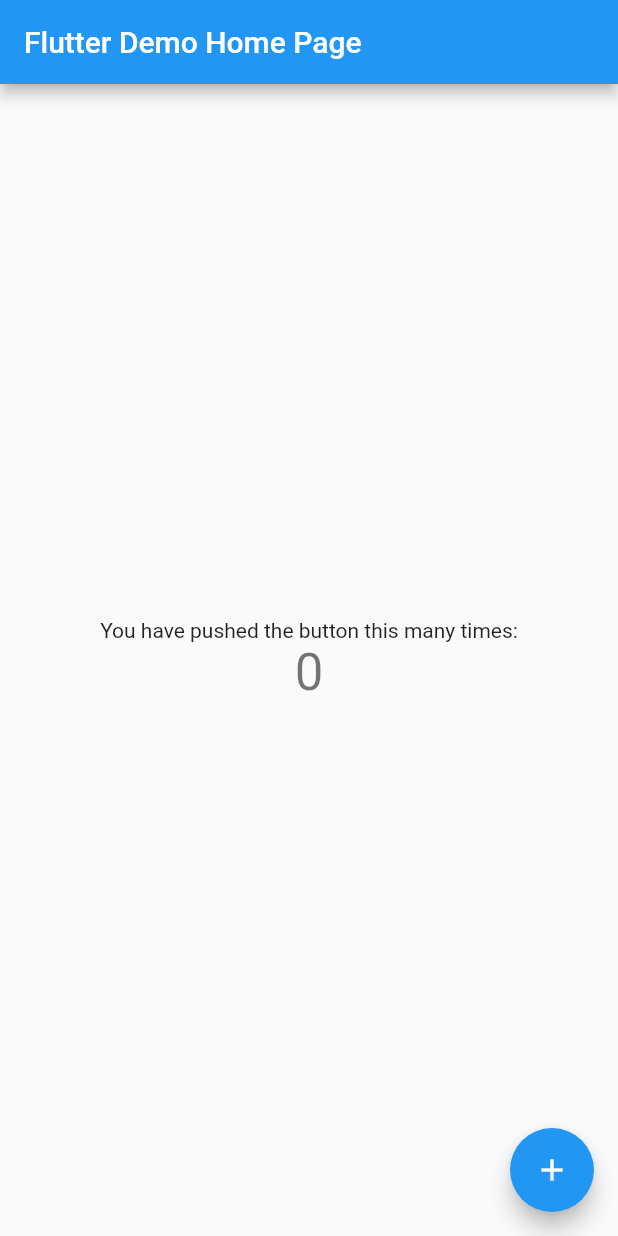
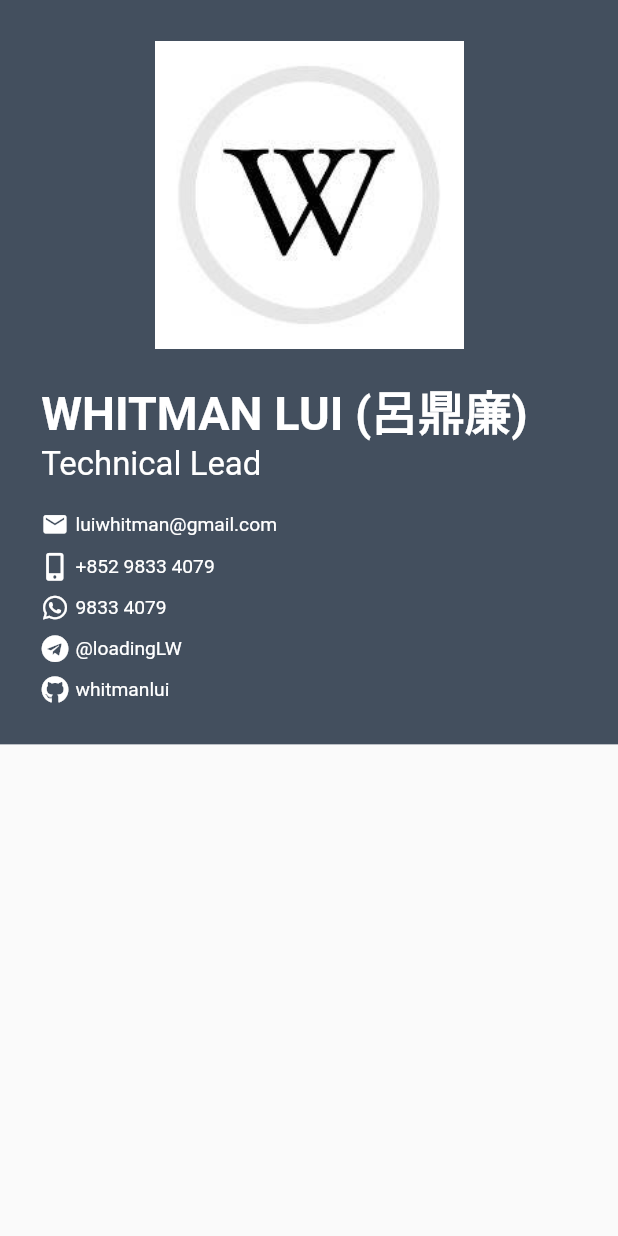
Before and after one commit to whitmanlui/resume, a Flutter app: the screen it shows after launch, on a phone screen of 412 x 824 dp. Run offline on Flutter 3.47's test engine with Material 2 defaults, Android fonts, the phone set to English and light mode, and no system bars; our stand-ins replace font_awesome_flutter, responsive_framework.

Commit message:
add header

```diff
--- /dev/null
+++ b/lib/home_screen.dart
@@ -0,0 +1,25 @@
+import 'package:flutter/material.dart';
+import 'package:resume_flutter/widgets/header.dart';
+
+class HomePage extends StatefulWidget {
+  HomePage() : super();
+
+  @override
+  _HomePageState createState() => _HomePageState();
+}
+
+class _HomePageState extends State<HomePage> {
+  @override
+  Widget build(BuildContext context) {
+    return Scaffold(
+      body: SingleChildScrollView(
+        child: Column(
+          mainAxisAlignment: MainAxisAlignment.center,
+          children: [
+            Header(),
+          ],
+        ),
+      ),
+    );
+  }
+}
--- a/lib/main.dart
+++ b/lib/main.dart
@@ -1,4 +1,6 @@
 import 'package:flutter/material.dart';
+import 'package:responsive_framework/responsive_framework.dart';
+import 'package:resume_flutter/home_screen.dart';
 
 void main() {
   runApp(MyApp());
@@ -9,105 +11,39 @@
   @override
   Widget build(BuildContext context) {
     return MaterialApp(
-      title: 'Flutter Demo',
+      builder: (context, widget) => ResponsiveWrapper.builder(
+        BouncingScrollWrapper.builder(context, widget!),
+        // maxWidth: 1200,
+        maxWidth: 1024,
+        minWidth: 450,
+        defaultScale: true,
+        breakpoints: [
+          ResponsiveBreakpoint.resize(450, name: MOBILE),
+          ResponsiveBreakpoint.autoScale(800, name: TABLET),
+          ResponsiveBreakpoint.autoScale(1000, name: TABLET),
+          ResponsiveBreakpoint.resize(1200, name: DESKTOP),
+          ResponsiveBreakpoint.autoScale(2460, name: "4K"),
+        ],
+        background: Container(
+          color: Color(0xFFF5F5F5),
+        ),
+      ),
+      title: 'Whitman Lui`s Online Resume',
       theme: ThemeData(
-        // This is the theme of your application.
-        //
-        // Try running your application with "flutter run". You'll see the
-        // application has a blue toolbar. Then, without quitting the app, try
-        // changing the primarySwatch below to Colors.green and then invoke
-        // "hot reload" (press "r" in the console where you ran "flutter run",
-        // or simply save your changes to "hot reload" in a Flutter IDE).
-        // Notice that the counter didn't reset back to zero; the application
-        // is not restarted.
-        primarySwatch: Colors.blue,
-      ),
-      home: MyHomePage(title: 'Flutter Demo Home Page'),
+          primaryColor: Color(0xff434f5e),
+          textTheme: TextTheme(
+            headline4: TextStyle(
+              color: Colors.white,
+              fontWeight: FontWeight.bold,
+            ),
+            headline5: TextStyle(
+              color: Colors.white,
+            ),
+            bodyText2: TextStyle(
+              color: Colors.white,
+            ),
+          )),
+      home: HomePage(),
     );
   }
 }
-
-class MyHomePage extends StatefulWidget {
-  MyHomePage({Key? key, required this.title}) : super(key: key);
-
-  // This widget is the home page of your application. It is stateful, meaning
-  // that it has a State object (defined below) that contains fields that affect
-  // how it looks.
-
-  // This class is the configuration for the state. It holds the values (in this
-  // case the title) provided by the parent (in this case the App widget) and
-  // used by the build method of the State. Fields in a Widget subclass are
-  // always marked "final".
-
-  final String title;
-
-  @override
-  _MyHomePageState createState() => _MyHomePageState();
-}
-
-class _MyHomePageState extends State<MyHomePage> {
-  int _counter = 0;
-
-  void _incrementCounter() {
-    setState(() {
-      // This call to setState tells the Flutter framework that something has
-      // changed in this State, which causes it to rerun the build method below
-      // so that the display can reflect the updated values. If we changed
-      // _counter without calling setState(), then the build method would not be
-      // called again, and so nothing would appear to happen.
-      _counter++;
-    });
-  }
-
-  @override
-  Widget build(BuildContext context) {
-    // This method is rerun every time setState is called, for instance as done
-    // by the _incrementCounter method above.
-    //
-    // The Flutter framework has been optimized to make rerunning build methods
-    // fast, so that you can just rebuild anything that needs updating rather
-    // than having to individually change instances of widgets.
-    return Scaffold(
-      appBar: AppBar(
-        // Here we take the value from the MyHomePage object that was created by
-        // the App.build method, and use it to set our appbar title.
-        title: Text(widget.title),
-      ),
-      body: Center(
-        // Center is a layout widget. It takes a single child and positions it
-        // in the middle of the parent.
-        child: Column(
-          // Column is also a layout widget. It takes a list of children and
-          // arranges them vertically. By default, it sizes itself to fit its
-          // children horizontally, and tries to be as tall as its parent.
-          //
-          // Invoke "debug painting" (press "p" in the console, choose the
-          // "Toggle Debug Paint" action from the Flutter Inspector in Android
-          // Studio, or the "Toggle Debug Paint" command in Visual Studio Code)
-          // to see the wireframe for each widget.
-          //
-          // Column has various properties to control how it sizes itself and
-          // how it positions its children. Here we use mainAxisAlignment to
-          // center the children vertically; the main axis here is the vertical
-          // axis because Columns are vertical (the cross axis would be
-          // horizontal).
-          mainAxisAlignment: MainAxisAlignment.center,
-          children: <Widget>[
-            Text(
-              'You have pushed the button this many times:',
-            ),
-            Text(
-              '$_counter',
-              style: Theme.of(context).textTheme.headline4,
-            ),
-          ],
-        ),
-      ),
-      floatingActionButton: FloatingActionButton(
-        onPressed: _incrementCounter,
-        tooltip: 'Increment',
-        child: Icon(Icons.add),
-      ), // This trailing comma makes auto-formatting nicer for build methods.
-    );
-  }
-}
--- /dev/null
+++ b/lib/responsive.dart
@@ -0,0 +1,42 @@
+import 'package:flutter/material.dart';
+
+class Responsive extends StatelessWidget {
+  final Widget mobile;
+  final Widget? mobileLarge;
+  final Widget? tablet;
+  final Widget desktop;
+
+  const Responsive({
+    Key? key,
+    required this.mobile,
+    this.tablet,
+    required this.desktop,
+    this.mobileLarge,
+  }) : super(key: key);
+
+  static bool isMobile(BuildContext context) =>
+      MediaQuery.of(context).size.width <= 500;
+
+  static bool isMobileLarge(BuildContext context) =>
+      MediaQuery.of(context).size.width <= 700;
+
+  static bool isTablet(BuildContext context) =>
+      MediaQuery.of(context).size.width < 1024;
+
+  static bool isDesktop(BuildContext context) =>
+      MediaQuery.of(context).size.width >= 1024;
+
+  @override
+  Widget build(BuildContext context) {
+    final Size _size = MediaQuery.of(context).size;
+    if (_size.width >= 1024) {
+      return desktop;
+    } else if (_size.width >= 700 && tablet != null) {
+      return tablet!;
+    } else if (_size.width >= 500 && mobileLarge != null) {
+      return mobileLarge!;
+    } else {
+      return mobile;
+    }
+  }
+}
--- /dev/null
+++ b/lib/widgets/header.dart
@@ -0,0 +1,173 @@
+import 'package:flutter/material.dart';
+import 'package:font_awesome_flutter/font_awesome_flutter.dart';
+import 'package:resume_flutter/responsive.dart';
+
+class Header extends StatefulWidget {
+  Header() : super();
+
+  @override
+  _HeaderState createState() => _HeaderState();
+}
+
+class _HeaderState extends State<Header> {
+  String _name = 'WHITMAN LUI (呂鼎廉)';
+  String _title = 'Technical Lead';
+  String _email = 'luiwhitman@gmail.com';
+  String _phoneNo = '+852 9833 4079';
+
+  @override
+  Widget build(BuildContext context) {
+    return Row(
+      crossAxisAlignment: CrossAxisAlignment.start,
+      children: [
+        if (!Responsive.isMobileLarge(context)) Logo(),
+        Expanded(
+          child: Container(
+            color: Theme.of(context).primaryColor,
+            padding: const EdgeInsets.all(30),
+            child: Row(
+              children: [
+                Expanded(
+                  flex: 2,
+                  child: Column(
+                    crossAxisAlignment: CrossAxisAlignment.start,
+                    children: [
+                      if (Responsive.isMobileLarge(context)) ...[
+                        Center(
+                          child: Logo(),
+                        ),
+                        const SizedBox(height: 20),
+                      ],
+                      Text(
+                        _name,
+                        style: Theme.of(context).textTheme.headline4,
+                      ),
+                      Text(
+                        _title,
+                        style: Theme.of(context).textTheme.headline5,
+                      ),
+                      const SizedBox(height: 20),
+                      Row(
+                        children: [
+                          Container(
+                            alignment: Alignment.center,
+                            width: 20,
+                            child: Icon(
+                              Icons.email,
+                              color: Colors.white,
+                              size: 20,
+                            ),
+                          ),
+                          const SizedBox(width: 5),
+                          Text(_email),
+                        ],
+                      ),
+                      const SizedBox(height: 10),
+                      Row(
+                        children: [
+                          Container(
+                            alignment: Alignment.center,
+                            width: 20,
+                            child: FaIcon(
+                              FontAwesomeIcons.mobileAlt,
+                              color: Colors.white,
+                              size: 20,
+                            ),
+                          ),
+                          const SizedBox(width: 5),
+                          Text(_phoneNo),
+                        ],
+                      ),
+                      if (Responsive.isMobileLarge(context)) ...[
+                        const SizedBox(height: 10),
+                        ContextBlock(),
+                      ]
+                    ],
+                  ),
+                ),
+                if (!Responsive.isMobileLarge(context)) ContextBlock(),
+              ],
+            ),
+          ),
+        ),
+      ],
+    );
+  }
+}
+
+class Logo extends StatelessWidget {
+  Logo();
+
+  @override
+  Widget build(BuildContext context) {
+    return Container(
+      child: Image(
+        image: AssetImage('assets/images/logo.jpeg'),
+      ),
+    );
+  }
+}
+
+class ContextBlock extends StatelessWidget {
+  ContextBlock();
+
+  final String _whatsapp = '9833 4079';
+  final String _telegram = '@loadingLW';
+  final String _github = 'whitmanlui';
+
+  @override
+  Widget build(BuildContext context) {
+    return Column(
+      crossAxisAlignment: CrossAxisAlignment.start,
+      children: [
+        Row(
+          children: [
+            Container(
+              alignment: Alignment.center,
+              width: 20,
+              child: FaIcon(
+                FontAwesomeIcons.whatsapp,
+                color: Colors.white,
+                size: 20,
+              ),
+            ),
+            const SizedBox(width: 5),
+            Text(_whatsapp),
+          ],
+        ),
+        const SizedBox(height: 10),
+        Row(
+          children: [
+            Container(
+              alignment: Alignment.center,
+              width: 20,
+              child: FaIcon(
+                FontAwesomeIcons.telegram,
+                color: Colors.white,
+                size: 20,
+              ),
+            ),
+            const SizedBox(width: 5),
+            Text(_telegram),
+          ],
+        ),
+        const SizedBox(height: 10),
+        Row(
+          children: [
+            Container(
+              alignment: Alignment.center,
+              width: 20,
+              child: FaIcon(
+                FontAwesomeIcons.github,
+                color: Colors.white,
+                size: 20,
+              ),
+            ),
+            const SizedBox(width: 5),
+            Text(_github),
+          ],
+        ),
+      ],
+    );
+  }
+}
--- a/pubspec.yaml
+++ b/pubspec.yaml
@@ -29,6 +29,7 @@
   # Use with the CupertinoIcons class for iOS style icons.
   cupertino_icons: ^1.0.2
   responsive_framework: ^0.1.4
+  font_awesome_flutter: ^9.1.0
 
 dev_dependencies:
   flutter_test:
@@ -46,8 +47,8 @@
   uses-material-design: true
 
   # To add assets to your application, add an assets section, like this:
-  # assets:
-  #   - images/a_dot_burr.jpeg
+  assets:
+    - assets/images/logo.jpeg
   #   - images/a_dot_ham.jpeg
 
   # An image asset can refer to one or more resolution-specific "variants", see
```
Also changed, not shown: assets/images/logo.jpeg (added), pubspec.lock, 1 other file.
